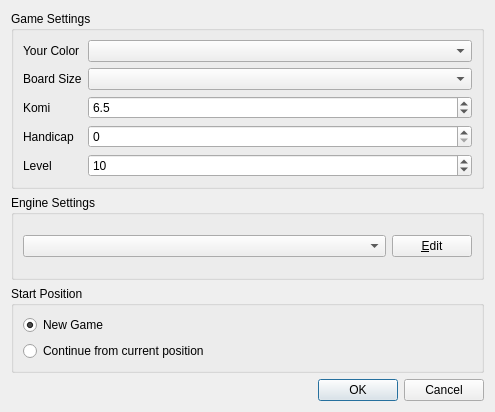
nullx002/mugo, file playwithcomputerdialog.ui: the form before one commit.
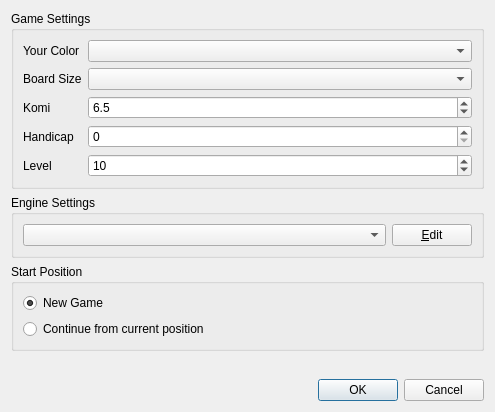
The form after the commit.

The edit to the form file:
```diff
--- a/playwithcomputerdialog.ui
+++ b/playwithcomputerdialog.ui
@@ -10,6 +10,12 @@
     <height>412</height>
    </rect>
   </property>
+  <property name="sizePolicy">
+   <sizepolicy hsizetype="Preferred" vsizetype="Minimum">
+    <horstretch>0</horstretch>
+    <verstretch>0</verstretch>
+   </sizepolicy>
+  </property>
   <property name="windowTitle">
    <string>Play with Computer</string>
   </property>
@@ -158,6 +164,19 @@
      </item>
     </layout>
    </item>
+   <item>
+    <spacer name="verticalSpacer">
+     <property name="orientation">
+      <enum>Qt::Vertical</enum>
+     </property>
+     <property name="sizeHint" stdset="0">
+      <size>
+       <width>20</width>
+       <height>40</height>
+      </size>
+     </property>
+    </spacer>
+   </item>
    <item>
     <widget class="QDialogButtonBox" name="buttonBox">
      <property name="orientation">
```
